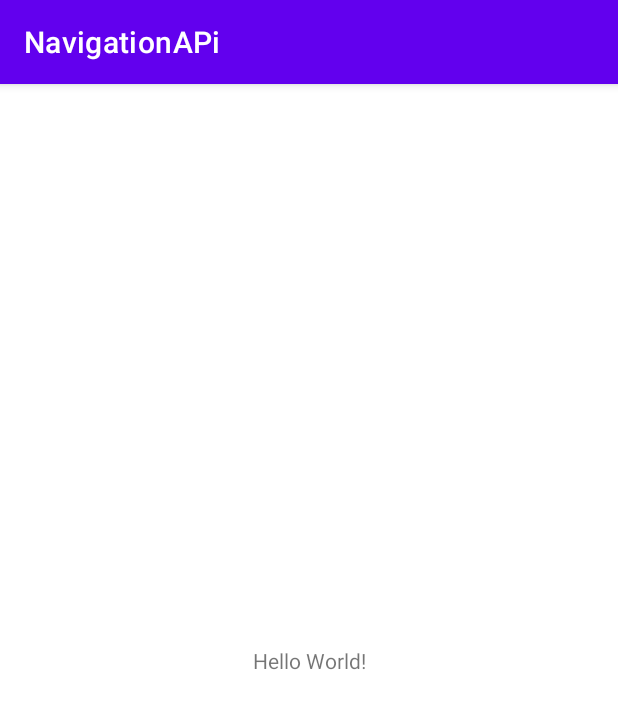
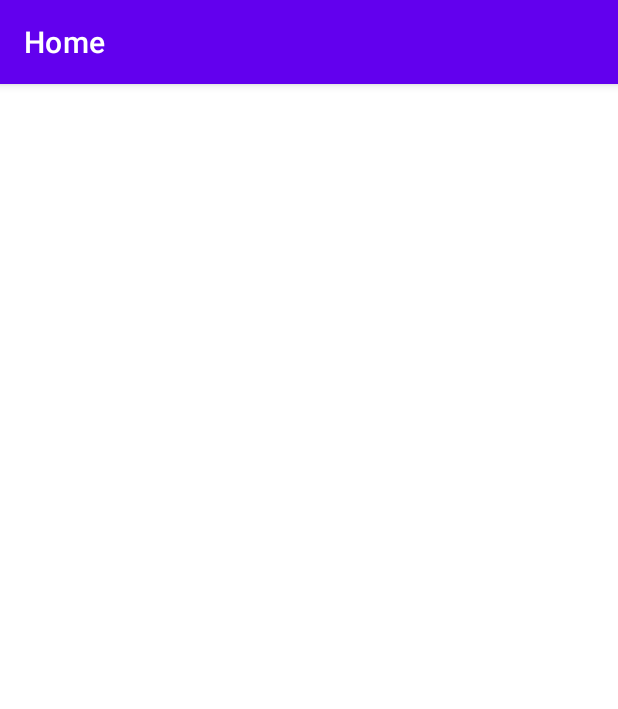
Before and after one commit to gucaveira/Navigation-API, an Android app: the screen it shows after launch (MainActivity), on a phone screen of 412 x 824 dp. Shown: the top 709 px of the screen. Run offline under Robolectric (Android 15) with nearby library versions, the phone set to English and light mode, and no system bars; our stand-ins replace navigation-ui.

```diff
--- a/app/src/main/java/dominando/android/navigationapi/MainActivity.kt
+++ b/app/src/main/java/dominando/android/navigationapi/MainActivity.kt
@@ -1,11 +1,25 @@
 package dominando.android.navigationapi
 
+import android.os.Bundle
 import androidx.appcompat.app.AppCompatActivity
-import android.os.Bundle
+import androidx.navigation.NavController
+import androidx.navigation.Navigation
+import androidx.navigation.ui.NavigationUI
+import androidx.navigation.ui.navigateUp
 
 class MainActivity : AppCompatActivity() {
+
+    private val navController: NavController by lazy {
+        Navigation.findNavController(this, R.id.navHostFragment)
+    }
+
     override fun onCreate(savedInstanceState: Bundle?) {
         super.onCreate(savedInstanceState)
         setContentView(R.layout.activity_main)
+        NavigationUI.setupActionBarWithNavController(this, navController)
+    }
+
+    override fun onSupportNavigateUp(): Boolean {
+        return navController.navigateUp()
     }
 }
--- a/app/src/main/res/layout/activity_main.xml
+++ b/app/src/main/res/layout/activity_main.xml
@@ -1,18 +1,16 @@
 <?xml version="1.0" encoding="utf-8"?>
-<androidx.constraintlayout.widget.ConstraintLayout xmlns:android="http://schemas.android.com/apk/res/android"
+<FrameLayout xmlns:android="http://schemas.android.com/apk/res/android"
     xmlns:app="http://schemas.android.com/apk/res-auto"
     xmlns:tools="http://schemas.android.com/tools"
     android:layout_width="match_parent"
     android:layout_height="match_parent"
     tools:context=".MainActivity">
 
-    <TextView
-        android:layout_width="wrap_content"
-        android:layout_height="wrap_content"
-        android:text="Hello World!"
-        app:layout_constraintBottom_toBottomOf="parent"
-        app:layout_constraintEnd_toEndOf="parent"
-        app:layout_constraintStart_toStartOf="parent"
-        app:layout_constraintTop_toTopOf="parent" />
-
-</androidx.constraintlayout.widget.ConstraintLayout>
+    <fragment
+        android:id="@+id/navHostFragment"
+        android:name="androidx.navigation.fragment.NavHostFragment"
+        android:layout_width="match_parent"
+        android:layout_height="match_parent"
+        app:defaultNavHost="true"
+        app:navGraph="@navigation/main_graph" />
+</FrameLayout>
--- /dev/null
+++ b/app/src/main/res/navigation/main_graph.xml
@@ -0,0 +1,22 @@
+<?xml version="1.0" encoding="utf-8"?>
+<navigation xmlns:android="http://schemas.android.com/apk/res/android"
+    xmlns:app="http://schemas.android.com/apk/res-auto"
+    xmlns:tools="http://schemas.android.com/tools"
+    android:id="@+id/main_graph"
+    app:startDestination="@id/homeFragment">
+
+    <fragment
+        android:id="@+id/homeFragment"
+        android:name="dominando.android.navigationapi.HomeFragment"
+        android:label="Home"
+        tools:layout="@layout/fragment_home" >
+        <action
+            android:id="@+id/action_homeFragment_to_completeFragment"
+            app:destination="@id/completeFragment" />
+    </fragment>
+    <fragment
+        android:id="@+id/completeFragment"
+        android:name="dominando.android.navigationapi.CompleteFragment"
+        android:label="Complete"
+        tools:layout="@layout/fragment_complete" />
+</navigation>
```
Also changed, not shown: app/build.gradle (+7 -0 lines), app/src/main/java/dominando/android/navigationapi/CompleteFragment.kt (+3 -45 lines), app/src/main/java/dominando/android/navigationapi/HomeFragment.kt (+28 -3 lines).
